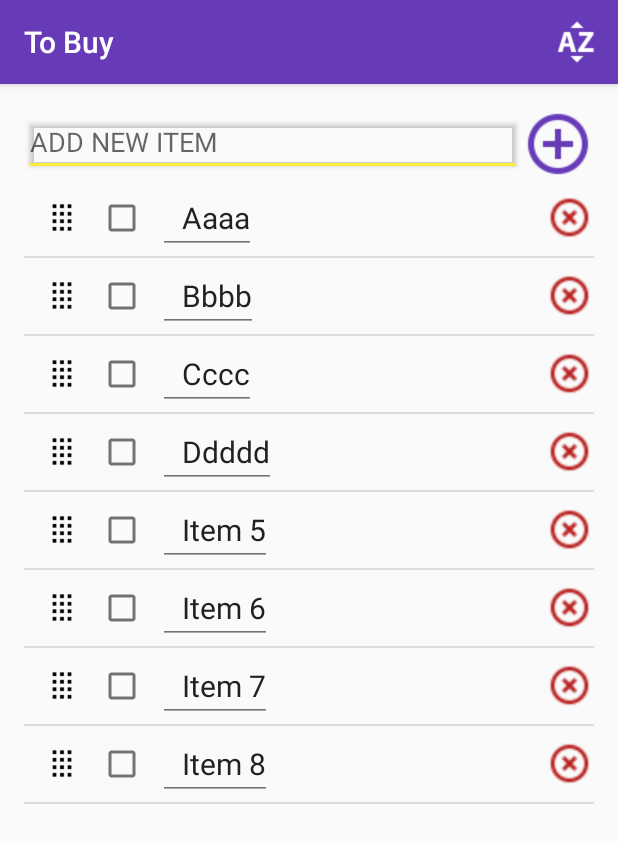
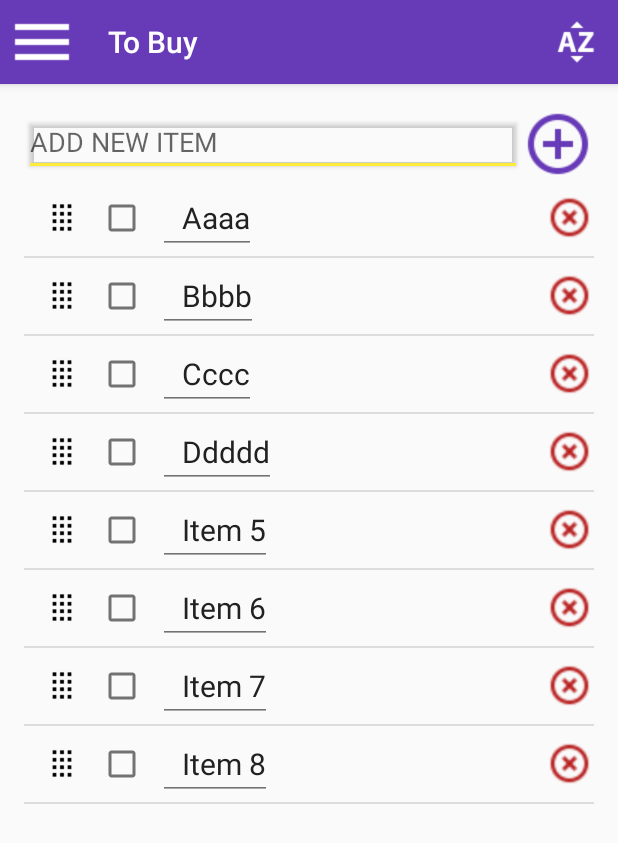
Before and after one commit to roman-trokachevskyi/DevColibriRep, an Android app: the screen it shows after launch (MainActivity), after a tap on "Sort cheked", on a phone screen of 412 x 824 dp. Shown: the top 843 px of the screen. Run offline under Robolectric (Android 15) with nearby library versions, the phone set to English and light mode, and no system bars.

Commit message:
Few lists implemented, nav drawer implemented

```diff
--- a/ToBuy/app/src/main/java/com/rodico/duke0808/tobuy/Adapter/MyList.java
+++ b/ToBuy/app/src/main/java/com/rodico/duke0808/tobuy/Adapter/MyList.java
@@ -1,4 +1,6 @@
 package com.rodico.duke0808.tobuy.Adapter;
+
+import com.rodico.duke0808.tobuy.MainActivity;
 
 import java.util.ArrayList;
 
@@ -10,11 +12,13 @@ public class MyList {
     String name;
     int firstCheckedInd;
     int checkedCount;
+    int id;
     {
         list = new ArrayList<>();
     }
 
     public MyList() {
+//        addItem(new Item("New Item)"));
         firstCheckedInd=0;
         checkedCount=0;
     }
@@ -100,9 +104,19 @@ public class MyList {
 
     public void setName(String name) {
         this.name = name;
+        MainActivity.allLists.get(id).put("name",name);
+        MainActivity.agressiveSave();
     }
 
     public String getName() {
         return name;
     }
+
+    public int getId() {
+        return id;
+    }
+
+    public void setId(int id) {
+        this.id = id;
+    }
 }
--- a/ToBuy/app/src/main/java/com/rodico/duke0808/tobuy/AllList.java
+++ b/ToBuy/app/src/main/java/com/rodico/duke0808/tobuy/AllList.java
@@ -10,11 +10,14 @@ import java.util.Map;
  * Created by duke0808 on 10.11.15.
  */
 public class AllList extends ArrayList<Map<String, Object>> {
+    static int listCounter=0;
 
     public boolean add(String name, MyList list) {
         HashMap<String, Object> map = new HashMap<>();
         map.put("name",name);
         map.put("currentList",list);
+        list.setId(listCounter);
+        listCounter++;
         return super.add(map);
     }
 }
--- a/ToBuy/app/src/main/java/com/rodico/duke0808/tobuy/MainActivity.java
+++ b/ToBuy/app/src/main/java/com/rodico/duke0808/tobuy/MainActivity.java
@@ -1,7 +1,10 @@
 package com.rodico.duke0808.tobuy;
 
 import android.content.Context;
+import android.content.DialogInterface;
 import android.os.Bundle;
+import android.support.v7.app.ActionBarDrawerToggle;
+import android.support.v7.app.AlertDialog;
 import android.view.View;
 import android.support.design.widget.NavigationView;
 import android.support.v4.view.GravityCompat;
@@ -11,6 +14,7 @@ import android.support.v7.widget.Toolbar;
 import android.view.Menu;
 import android.view.MenuItem;
 import android.widget.AdapterView;
+import android.widget.Button;
 import android.widget.EditText;
 import android.widget.ImageButton;
 import android.widget.ListView;
@@ -28,7 +32,7 @@ import java.util.Map;
 
 public class MainActivity extends AppCompatActivity
         implements NavigationView.OnNavigationItemSelectedListener {
-    AllList allLists;
+    public static AllList allLists;
 
     DragNDropListView listView;
     MyAdapter adapter;
@@ -41,6 +45,8 @@ public class MainActivity extends AppCompatActivity
     Saver saver1;
     ListView allListView;
     SimpleAdapter allSimpleAdapter;
+    public static Bundle buffer;
+    DrawerLayout drawer;
 
     @Override
     public void onCreate(Bundle savedInstanceState) {
@@ -48,9 +54,13 @@ public class MainActivity extends AppCompatActivity
         setContentView(R.layout.activity_main);
         Toolbar toolbar = (Toolbar) findViewById(R.id.toolbar);
         setSupportActionBar(toolbar);
+        toolbar.setNavigationIcon(R.drawable.navig_ic);
+        drawer = (DrawerLayout) findViewById(R.id.drawer_layout);
+
         context = getApplicationContext();
         saver1 = new Saver();
         saver = saver1;
+        buffer = new Bundle();
 
         listView = (DragNDropListView) findViewById(R.id.drag_n_drop_list_view);
         initList();
@@ -78,11 +88,51 @@ public class MainActivity extends AppCompatActivity
         allListView.setOnItemClickListener(new AdapterView.OnItemClickListener() {
             @Override
             public void onItemClick(AdapterView<?> parent, View view, int position, long id) {
-                String name = (String) allLists.get(position).get("name");
-                Toast.makeText(MainActivity.this, "Clicked: ... "+name, Toast.LENGTH_SHORT).show();
+                //String name = (String) allLists.get(position).get("name");
+                //Toast.makeText(MainActivity.this, "Clicked: ... " + name, Toast.LENGTH_SHORT).show();
+                agressiveSave();
+                currentList= (MyList) allLists.get(position).get("currentList");
+                agressiveSave();
+            }
+        });
+        Button new_list_bt = (Button) findViewById(R.id.new_list_bt);
+        new_list_bt.setOnClickListener(new View.OnClickListener() {
+            @Override
+            public void onClick(View v) {
+                //Toast.makeText(MainActivity.this, "Clicked", Toast.LENGTH_SHORT).show();
+                listView.setAdapter(null);
+                adapter=null;
+                final MyList newList = new MyList();
+                final EditText editText = new EditText(MainActivity.this);
+                editText.setHint("List Name");
+
+                final AlertDialog.Builder builder = new AlertDialog.Builder(MainActivity.this, R.style.AppTheme);
+                builder.setTitle("New List").setCancelable(true).
+                        setNegativeButton("Cancel", new DialogInterface.OnClickListener() {
+                            @Override
+                            public void onClick(DialogInterface dialog, int which) {
+
+                            }
+                        }).setPositiveButton("Create",
+                        new DialogInterface.OnClickListener() {
+                            @Override
+                            public void onClick(DialogInterface dialog, int which) {
+                                String name = editText.getText().toString();
+                                currentList.setName(name);
+                                agressiveSave();
+                            }
+                        }).setView(editText);
+                AlertDialog dialog = builder.create();
+                dialog.show();
+                allLists.add(newList.getName(), newList);
+                allSimpleAdapter.notifyDataSetChanged();
+                currentList = newList;
+                agressiveSave();
             }
         });
     }
+
+
 
     public void initList(){
         allLists = new AllList();
@@ -130,11 +180,13 @@ public class MainActivity extends AppCompatActivity
         saver.save();
     }
 
+
     public class Saver{
         public void save(){
             extractToData();
             initAdapter();
             listView.setDragNDropAdapter(adapter);
+            allSimpleAdapter.notifyDataSetChanged();
         }
     }
 
@@ -161,11 +213,16 @@ public class MainActivity extends AppCompatActivity
         // automatically handle clicks on the Home/Up button, so long
         // as you specify a parent activity in AndroidManifest.xml.
         int id = item.getItemId();
+        Toast.makeText(MainActivity.this, ""+ id, Toast.LENGTH_SHORT).show();
 
         //noinspection SimplifiableIfStatement
         if (id == R.id.action_sort_checked) {
             currentList.sortChecked();
             agressiveSave();
+            allSimpleAdapter.notifyDataSetChanged();
+        }
+        if (id == 16908332){
+            drawer.openDrawer(GravityCompat.START);
         }
 
         return super.onOptionsItemSelected(item);
@@ -177,11 +234,7 @@ public class MainActivity extends AppCompatActivity
         // Handle navigation view item clicks here.
         int id = item.getItemId();
 
-        if (id == R.id.new_list) {
-
-        }
-
-        DrawerLayout drawer = (DrawerLayout) findViewById(R.id.drawer_layout);
+        drawer = (DrawerLayout) findViewById(R.id.drawer_layout);
         drawer.closeDrawer(GravityCompat.START);
         return true;
     }
@@ -191,4 +244,6 @@ public class MainActivity extends AppCompatActivity
         extractToData();
         super.onWindowFocusChanged(hasFocus);
     }
+
+
 }
--- a/ToBuy/app/src/main/res/layout/activity_main.xml
+++ b/ToBuy/app/src/main/res/layout/activity_main.xml
@@ -12,12 +12,25 @@
         android:layout_width="wrap_content" android:layout_height="match_parent"
         android:layout_gravity="start" android:fitsSystemWindows="true"
         app:headerLayout="@layout/nav_header_main" app:menu="@menu/activity_main_drawer">
+<RelativeLayout
+    android:layout_width="match_parent"
+    android:layout_height="match_parent">
+    <ListView
+        android:layout_width="match_parent"
+        android:layout_height="wrap_content"
+        android:layout_marginTop="170dp"
+        android:id="@+id/all_list_view"></ListView>
+    <Button
+        android:layout_width="match_parent"
+        android:layout_height="wrap_content"
+        android:layout_below="@+id/all_list_view"
+        android:background="#00ffffff"
+        android:text="New List"
+        android:textAlignment="center"
+        android:textColor="#000000"
+        android:id="@+id/new_list_bt" />
+</RelativeLayout>
 
-        <ListView
-            android:layout_width="match_parent"
-            android:layout_height="match_parent"
-            android:layout_marginTop="225dp"
-            android:id="@+id/all_list_view"></ListView>
 
     </android.support.design.widget.NavigationView>
 
--- a/ToBuy/app/src/main/res/menu/activity_main_drawer.xml
+++ b/ToBuy/app/src/main/res/menu/activity_main_drawer.xml
@@ -1,10 +1,6 @@
 <?xml version="1.0" encoding="utf-8"?>
 <menu xmlns:android="http://schemas.android.com/apk/res/android">
 
-    <group android:checkableBehavior="single">
-        <item android:id="@+id/new_list" android:icon="@drawable/plus_ic"
-            android:title="New List"
-            android:orderInCategory="100"/>
-    </group>
+
 
 </menu>
--- a/ToBuy/app/src/main/res/values/strings.xml
+++ b/ToBuy/app/src/main/res/values/strings.xml
@@ -7,4 +7,5 @@
     <string name="action_settings">Settings</string>
     <string name="new_item_et_text">ADD NEW ITEM</string>
     <string name="action_sort_checked">Sort cheked</string>
+    <string name="new_list_hint">New List Name</string>
 </resources>
```
Also changed, not shown: ToBuy/app/src/main/res/drawable/navig_ic.png (added).
